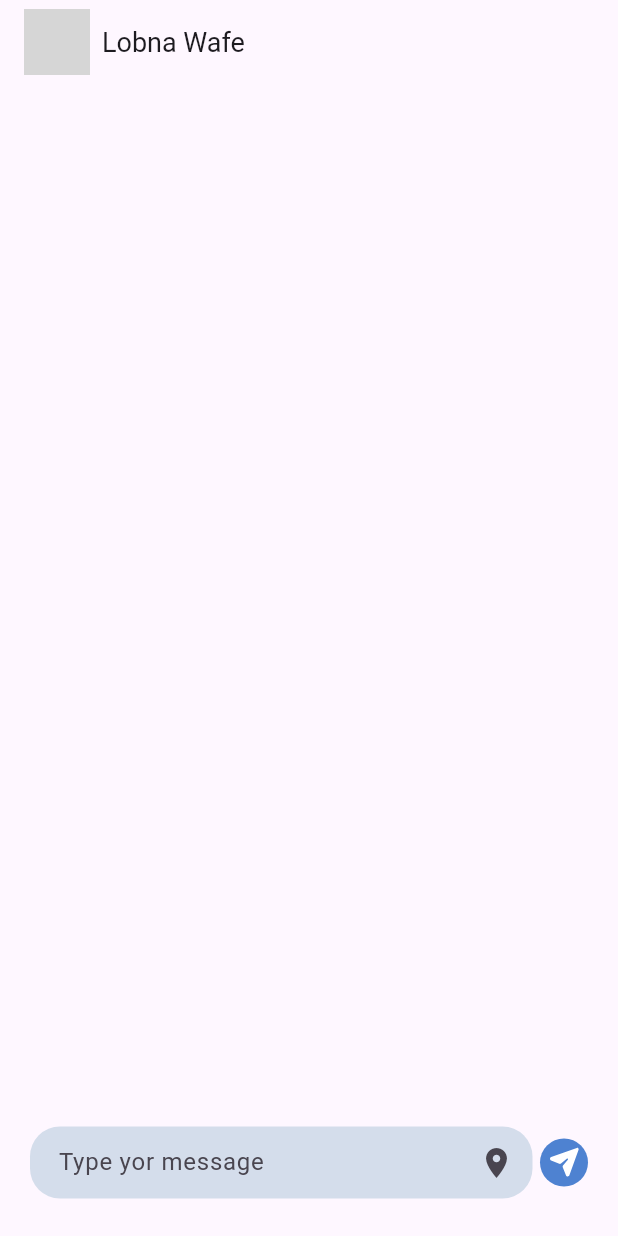
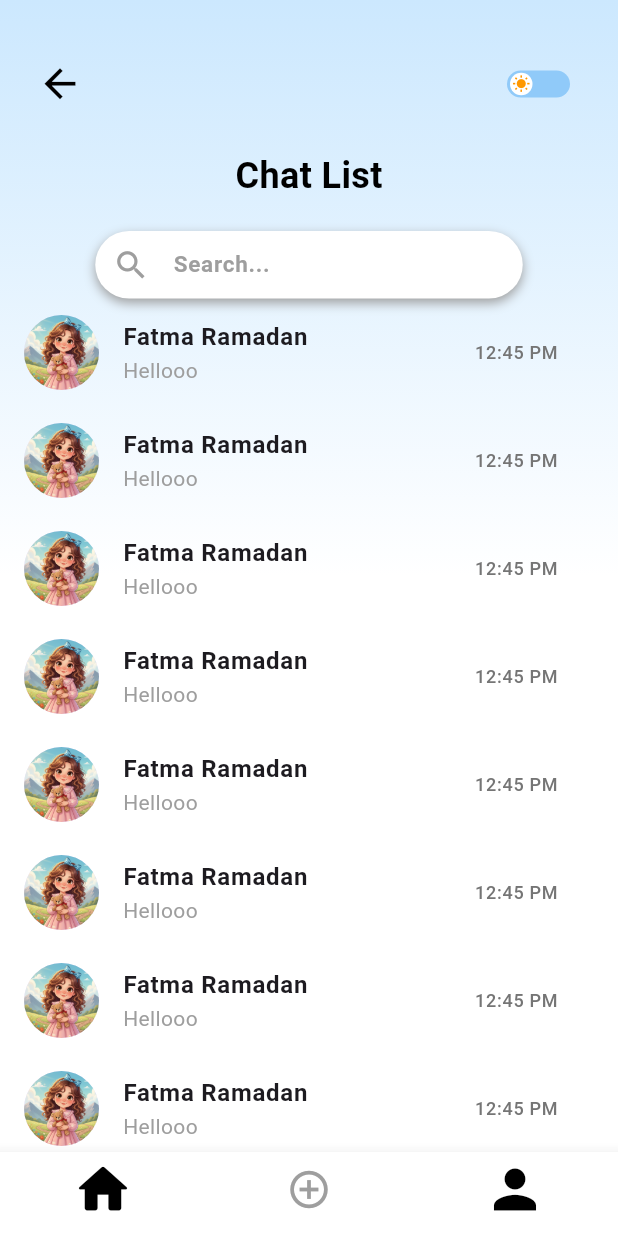
Before and after one commit to LobnaWafe/team_chat_app, a Flutter app: the screen it shows after launch, on a phone screen of 412 x 824 dp. Run offline on Flutter 3.47's test engine with Material 3 defaults, Android fonts, the phone set to English and light mode, and no system bars; our stand-ins replace bloc, cloud_firestore, firebase_core, flutter_bloc, flutter_svg, go_router and 4 more; accounts and stored records are empty; grey boxes are pictures that could not be loaded.

Commit message:
fatma branch

```diff
--- /dev/null
+++ b/lib/features/home/presentation/manager/theme_cubit/app_themes.dart
@@ -0,0 +1,32 @@
+import 'package:flutter/material.dart';
+
+class AppThemes {
+  static final lightTheme = ThemeData(
+    brightness: Brightness.light,
+    primaryColor: const Color(0xFFCCE8FE),
+    scaffoldBackgroundColor: Colors.white,
+    appBarTheme: const AppBarTheme(
+      backgroundColor: Colors.transparent,
+      elevation: 0,
+      iconTheme: IconThemeData(color: Colors.black),
+    ),
+
+    textTheme: const TextTheme(
+      bodyMedium: TextStyle(color: Colors.black),
+    ),
+  );
+
+  static final darkTheme = ThemeData(
+    brightness: Brightness.dark,
+    primaryColor: Colors.black,
+    scaffoldBackgroundColor: const Color(0xFF121212),
+    appBarTheme: const AppBarTheme(
+      backgroundColor: Colors.transparent,
+      elevation: 0,
+      iconTheme: IconThemeData(color: Colors.white),
+    ),
+    textTheme: const TextTheme(
+      bodyMedium: TextStyle(color: Colors.white),
+    ),
+  );
+}
--- /dev/null
+++ b/lib/features/home/presentation/manager/theme_cubit/theme_cubit.dart
@@ -0,0 +1,18 @@
+import 'package:bloc/bloc.dart';
+import 'package:meta/meta.dart';
+
+part 'theme_state.dart';
+
+class ThemeCubit extends Cubit<ThemeState> {
+  ThemeCubit() : super(ThemeLight());
+
+  bool get isDark => state is ThemeDark;
+
+  void toggleTheme() {
+    if (state is ThemeDark) {
+      emit(ThemeLight());
+    } else {
+      emit(ThemeDark());
+    }
+  }
+}
--- /dev/null
+++ b/lib/features/home/presentation/manager/theme_cubit/theme_state.dart
@@ -0,0 +1,9 @@
+part of 'theme_cubit.dart';
+
+@immutable
+sealed class ThemeState {}
+
+final class ThemeCubitInitial extends ThemeState {}
+class ThemeLight extends ThemeState {}
+
+class ThemeDark extends ThemeState {}
--- /dev/null
+++ b/lib/features/home/presentation/views/all_chats_view.dart
@@ -0,0 +1,11 @@
+import 'package:chats_app/features/home/presentation/views/widgets/all_chats_view_body.dart';
+import 'package:flutter/material.dart';
+
+class AllChatsView extends StatelessWidget {
+  const AllChatsView({super.key});
+
+  @override
+  Widget build(BuildContext context) {
+    return AllChatsViewBody();
+  }
+}
--- /dev/null
+++ b/lib/features/home/presentation/views/widgets/all_chats_view_body.dart
@@ -0,0 +1,56 @@
+import 'package:chats_app/features/home/presentation/views/widgets/custom_appbar.dart';
+import 'package:chats_app/features/home/presentation/views/widgets/custom_search.dart';
+import 'package:chats_app/features/home/presentation/views/widgets/friend_chat.dart';
+import 'package:flutter/material.dart';
+
+class AllChatsViewBody extends StatelessWidget {
+  const AllChatsViewBody({super.key});
+
+  @override
+  Widget build(BuildContext context) {
+    final isDark = Theme.of(context).brightness == Brightness.dark;
+
+    return Scaffold(
+      body: Container(
+        decoration: BoxDecoration(
+          gradient: LinearGradient(
+            colors: isDark
+                ? [Color(0xFFCCE8FE), Colors.black, Colors.black]
+                : const [Color(0xFFCCE8FE), Colors.white, Colors.white],
+            begin: Alignment.topCenter,
+            end: Alignment.bottomCenter,
+          ),
+        ),
+        child: Padding(
+          padding: const EdgeInsets.only(top: 32, right: 16, left: 16),
+          child: Column(
+            children: [
+              const CustomAppbar(),
+              const SizedBox(height: 20),
+              const Row(
+                children: [
+                  Spacer(),
+                  Text(
+                    "Chat List",
+                    style: TextStyle(fontSize: 24, fontWeight: FontWeight.bold),
+                  ),
+                  Spacer(),
+                ],
+              ),
+              const SizedBox(height: 20),
+              const CustomSearch(),
+              Expanded(
+                child: ListView.builder(
+                  itemCount: 10,
+                  itemBuilder: (context, index) {
+                    return const FriendChat();
+                  },
+                ),
+              ),
+            ],
+          ),
+        ),
+      ),
+    );
+  }
+}
--- /dev/null
+++ b/lib/features/home/presentation/views/widgets/custom_appbar.dart
@@ -0,0 +1,20 @@
+import 'package:chats_app/features/home/presentation/views/widgets/theme_toggle_app.dart';
+import 'package:flutter/material.dart';
+
+class CustomAppbar extends StatelessWidget {
+  const CustomAppbar({super.key});
+
+  @override
+  Widget build(BuildContext context) {
+    return Row(
+      children: [
+        IconButton(
+          onPressed: () {},
+          icon: Icon(Icons.arrow_back,size: 31,color: Colors.black,),
+        ),
+        Spacer(),
+       ThemeToggleApp(),
+      ],
+    );
+  }
+}
--- /dev/null
+++ b/lib/features/home/presentation/views/widgets/custom_search.dart
@@ -0,0 +1,47 @@
+import 'package:flutter/material.dart';
+
+class CustomSearch extends StatelessWidget {
+  const CustomSearch({super.key});
+
+  @override
+  Widget build(BuildContext context) {
+    return Container(
+      width: 285,
+      height: 45,
+      decoration: BoxDecoration(
+        color: Colors.white,
+        borderRadius: BorderRadius.circular(50),
+        boxShadow: [
+          BoxShadow(
+            color: Colors.grey,
+            offset: const Offset(0, 3),
+            blurRadius: 6,
+          ),
+        ],
+      ),
+      child: Center(
+        child: TextFormField(
+          textAlignVertical: TextAlignVertical.center,
+          style: const TextStyle(fontSize: 16,color: Colors.grey),
+          decoration: InputDecoration(
+            hintText: "Search...",
+            hintStyle: const TextStyle(
+
+              color: Colors.grey,
+              fontSize: 15,
+              fontWeight: FontWeight.bold,
+            ),
+            prefixIcon:
+                const Icon(Icons.search, color: Colors.grey, size: 25),
+            border: InputBorder.none,
+            isDense: true,
+            contentPadding: const EdgeInsets.symmetric(
+              vertical: 0,
+              horizontal: 10,
+            ),
+          ),
+        ),
+      ),
+    );
+  }
+}
--- /dev/null
+++ b/lib/features/home/presentation/views/widgets/friend_chat.dart
@@ -0,0 +1,30 @@
+import 'package:flutter/material.dart';
+
+class FriendChat extends StatelessWidget {
+  const FriendChat({super.key});
+
+  @override
+  Widget build(BuildContext context) {
+    return Row(
+      children: [
+        CircleAvatar(
+          radius: 25,
+          backgroundImage: AssetImage('assets/images/profile.png'),
+        ),
+        Expanded(
+          child: ListTile(
+            title: Text(
+              "Fatma Ramadan",
+              style: TextStyle(fontWeight: FontWeight.bold),
+            ),
+            subtitle: Text("Hellooo", style: TextStyle(color: Colors.grey)),
+            trailing: Text(
+              "12:45 PM",
+              style: TextStyle(color: Colors.grey[600], fontSize: 12),
+            ),
+          ),
+        ),
+      ],
+    );
+  }
+}
--- /dev/null
+++ b/lib/features/home/presentation/views/widgets/theme_toggle_app.dart
@@ -0,0 +1,52 @@
+import 'package:chats_app/features/home/presentation/manager/theme_cubit/theme_cubit.dart';
+import 'package:flutter/material.dart';
+import 'package:flutter_bloc/flutter_bloc.dart';
+
+class ThemeToggleApp extends StatelessWidget {
+  const ThemeToggleApp({super.key});
+
+  @override
+  Widget build(BuildContext context) {
+    final isDark = context.watch<ThemeCubit>().isDark;
+
+    return Padding(
+      padding: const EdgeInsets.only(right: 16.0),
+      child: GestureDetector(
+        onTap: () {
+          context.read<ThemeCubit>().toggleTheme();
+        },
+        child: AnimatedContainer(
+          duration: const Duration(milliseconds: 300),
+          width: 42,
+          height: 18,
+          decoration: BoxDecoration(
+            color: isDark ? Colors.black : Colors.blue[200],
+            borderRadius: BorderRadius.circular(20),
+          ),
+          child: Stack(
+            children: [
+              AnimatedPositioned(
+                duration: const Duration(milliseconds: 300),
+                left: isDark ? 25 : 2,
+                top: 1.5,
+                child: Container(
+                  width: 15,
+                  height: 15,
+                  decoration: const BoxDecoration(
+                    color: Colors.white,
+                    shape: BoxShape.circle,
+                  ),
+                  child: Icon(
+                    isDark ? Icons.dark_mode : Icons.wb_sunny,
+                    size: 12,
+                    color: isDark ? Colors.black : Colors.orange,
+                  ),
+                ),
+              ),
+            ],
+          ),
+        ),
+      ),
+    );
+  }
+}
--- a/lib/features/search_users/presentation/views/users_view.dart
+++ b/lib/features/search_users/presentation/views/users_view.dart
@@ -0,0 +1,15 @@
+import 'package:chats_app/features/search_users/presentation/views/widgets/users_view_body.dart';
+import 'package:flutter/material.dart';
+
+class UsersView extends StatelessWidget {
+  const UsersView({super.key});
+
+  @override
+  Widget build(BuildContext context) {
+    return Scaffold(
+      body: UsersViewBody(
+
+      ),
+    );
+  }
+}
--- /dev/null
+++ b/lib/features/search_users/presentation/views/widgets/users_accounts.dart
@@ -0,0 +1,27 @@
+import 'package:flutter/material.dart';
+
+class UsersAccounts extends StatelessWidget {
+  const UsersAccounts({super.key});
+
+  @override
+  Widget build(BuildContext context) {
+    return Row(
+      children: [
+        CircleAvatar(
+          radius: 25,
+          backgroundImage: AssetImage('assets/images/profile.png'),
+        ),
+        Expanded(
+          child: ListTile(
+            title: Text(
+              "Fatma Ramadan",
+              style: TextStyle(fontWeight: FontWeight.bold),
+            ),
+            subtitle: Text("fatma@gmail.com", style: TextStyle(color: Colors.grey)),
+
+          ),
+        ),
+      ],
+    );
+  }
+}
--- /dev/null
+++ b/lib/features/search_users/presentation/views/widgets/users_view_body.dart
@@ -0,0 +1,60 @@
+import 'package:chats_app/features/home/presentation/views/widgets/custom_search.dart';
+import 'package:chats_app/features/search_users/presentation/views/widgets/users_accounts.dart';
+import 'package:flutter/material.dart';
+
+class UsersViewBody extends StatelessWidget {
+  const UsersViewBody({super.key});
+
+  @override
+  Widget build(BuildContext context) {
+    final isDark = Theme.of(context).brightness == Brightness.dark;
+    return Container(
+      decoration: BoxDecoration(
+        gradient: LinearGradient(
+          colors: isDark
+              ? [Color(0xFFCCE8FE), Colors.black, Colors.black]
+              : const [Color(0xFFCCE8FE), Colors.white, Colors.white],
+          begin: Alignment.topCenter,
+          end: Alignment.bottomCenter,
+        ),
+      ),
+      child: Padding(
+        padding: const EdgeInsets.only(top: 32, left: 16, right: 16),
+        child: Column(
+          children: [
+            Row(
+              children: [
+                IconButton(
+                  onPressed: () {},
+                  icon: Icon(Icons.arrow_back, size: 31,color: Colors.black,),
+                ),
+                Spacer(),
+              ],
+            ),
+            SizedBox(height: 20),
+            const Row(
+              children: [
+                Spacer(),
+                Text(
+                  "Users In The Server",
+                  style: TextStyle(fontSize: 24, fontWeight: FontWeight.bold),
+                ),
+                Spacer(),
+              ],
+            ),
+            SizedBox(height: 20),
+            CustomSearch(),
+            Expanded(
+              child: ListView.builder(
+                itemCount: 20,
+                itemBuilder: (context, index) {
+                  return const UsersAccounts();
+                },
+              ),
+            ),
+          ],
+        ),
+      ),
+    );
+  }
+}
--- a/lib/main.dart
+++ b/lib/main.dart
@@ -1,7 +1,12 @@
 import 'package:chats_app/cach/cach_helper.dart';
+import 'package:chats_app/features/home/presentation/manager/theme_cubit/app_themes.dart';
+import 'package:chats_app/features/home/presentation/manager/theme_cubit/theme_cubit.dart';
 import 'package:chats_app/features/profile/presentation/view_models/app_language_cubit/app_language_cubit.dart';
+import 'package:chats_app/features/home/presentation/views/all_chats_view.dart';
+import 'package:chats_app/features/search_users/presentation/views/users_view.dart';
 import 'package:chats_app/firebase_options.dart';
 import 'package:chats_app/generated/l10n.dart';
+import 'package:chats_app/navigaton.dart';
 import 'package:chats_app/utils/app_router.dart';
 import 'package:firebase_core/firebase_core.dart';
 import 'package:flutter/material.dart';
@@ -11,19 +16,26 @@ import 'package:flutter_localizations/flutter_localizations.dart';
 void main() async {
   WidgetsFlutterBinding.ensureInitialized();
 
+  // تهيئة Firebase
   await Firebase.initializeApp(
     options: DefaultFirebaseOptions.currentPlatform,
   );
-  // Initialize SharedPreferences
+
+  // تهيئة الكاش
   await CacheHelper.init();
 
-  // نجيب اللغة المحفوظة في الكاش (لو موجودة)
+  // نجيب اللغة المحفوظة (لو موجودة)
   final savedLang = CacheHelper.getData(key: "appLanguage") ?? "en";
 
   runApp(
+    MultiBlocProvider(
+      providers: [
+        BlocProvider(create: (_) => ThemeCubit()),
         BlocProvider(
           create: (_) => AppLanguageCubit()
-        ..emit(AppLanguage(language: savedLang)), // نبدأ بالـ language المحفوظة
+            ..emit(AppLanguage(language: savedLang)),
+        ),
+      ],
       child: const ChatsApp(),
     ),
   );
@@ -35,14 +47,18 @@ class ChatsApp extends StatelessWidget {
   @override
   Widget build(BuildContext context) {
     return BlocBuilder<AppLanguageCubit, AppLanguageState>(
-      builder: (context, state) {
-        // نحدد اللغة الحالية
-        String currentLang = "en"; // الافتراضي
-        if (state is AppLanguage) currentLang = state.language;
+      builder: (context, langState) {
+        String currentLang = "en";
+        if (langState is AppLanguage) currentLang = langState.language;
+
+        return BlocBuilder<ThemeCubit, ThemeState>(
+          builder: (context, themeState) {
+            final isDark = themeState is ThemeDark;
 
             return MaterialApp.router(
               debugShowCheckedModeBanner: false,
               locale: Locale(currentLang),
+              theme: isDark ? AppThemes.darkTheme : AppThemes.lightTheme,
               routerConfig: AppRouter.router,
               localizationsDelegates: const [
                 S.delegate,
@@ -54,5 +70,7 @@ class ChatsApp extends StatelessWidget {
             );
           },
         );
+      },
+    );
   }
 }
--- /dev/null
+++ b/lib/navigaton.dart
@@ -0,0 +1,94 @@
+import 'package:chats_app/features/home/presentation/views/all_chats_view.dart';
+import 'package:chats_app/features/profile/presentation/view/profile_view.dart';
+import 'package:chats_app/features/search_users/presentation/views/users_view.dart';
+import 'package:flutter/material.dart';
+
+class NormalBottom extends StatefulWidget {
+  @override
+  _NormalBottomState createState() => _NormalBottomState();
+}
+
+class _NormalBottomState extends State<NormalBottom> {
+  int _currentIndex = 0;
+
+  final List<Widget> _options = <Widget>[
+    const AllChatsView(),
+    const UsersView(),
+    const ProfileView()
+
+  ];
+
+  @override
+  Widget build(BuildContext context) {
+    return Scaffold(
+      body: _options[_currentIndex],
+      bottomNavigationBar: BottomNavigationBar(
+        backgroundColor: Colors.white,
+        currentIndex: _currentIndex,
+        type: BottomNavigationBarType.fixed,
+        elevation: 8,
+        selectedFontSize: 0, // نخفي اللابل تماماً
+        unselectedFontSize: 0,
+        onTap: changeIndex,
+        items: [
+          BottomNavigationBarItem(
+            icon: Padding(
+              padding: const EdgeInsets.only(bottom: 6), // نزل الأيقونة شوية
+              child: AnimatedScale(
+                scale: _currentIndex == 0 ? 1.5 : 1, // تكبير أساسي + أكبر عند التفعيل
+                duration: const Duration(milliseconds: 200),
+                curve: Curves.easeInOut,
+                child: Icon(
+                  _currentIndex == 0 ? Icons.home_rounded : Icons.home_outlined,
+                  size: 28, // حجم الأيقونة الأساسي
+                  color: _currentIndex == 0 ? Colors.black : Colors.grey,
+                ),
+              ),
+            ),
+            label: '',
+          ),
+          BottomNavigationBarItem(
+            icon: Padding(
+              padding: const EdgeInsets.only(bottom: 6),
+              child: AnimatedScale(
+                scale: _currentIndex == 1 ? 1.5 : 1,
+                duration: const Duration(milliseconds: 200),
+                curve: Curves.easeInOut,
+                child: Icon(
+                  _currentIndex == 1
+                      ? Icons.add_circle
+                      : Icons.add_circle_outline,
+                  size: 30,
+                  color: _currentIndex == 1 ? Colors.black : Colors.grey,
+                ),
+              ),
+            ),
+            label: '',
+          ),
+          BottomNavigationBarItem(
+            icon: Padding(
+              padding: const EdgeInsets.only(bottom: 6), // نزل الأيقونة شوية
+              child: AnimatedScale(
+                scale: _currentIndex == 0 ? 1.5 : 1, // تكبير أساسي + أكبر عند التفعيل
+                duration: const Duration(milliseconds: 200),
+                curve: Curves.easeInOut,
+                child: Icon(
+                  _currentIndex == 0 ? Icons.person : Icons.person_2_outlined,
+                  size: 28, // حجم الأيقونة الأساسي
+                  color: _currentIndex == 0 ? Colors.black : Colors.grey,
+                ),
+              ),
+            ),
+            label: '',
+          ),
+        ],
+      ),
+    );
+  }
+
+  void changeIndex(int value) {
+    setState(() {
+      _currentIndex = value;
+    });
+  }
+}
--- a/lib/utils/app_router.dart
+++ b/lib/utils/app_router.dart
@@ -2,6 +2,7 @@ import 'package:chats_app/features/authentication/presentation/views/sign_up_vie
 import 'package:chats_app/features/chat/presentation/views/chat_view.dart';
 import 'package:chats_app/features/chat/presentation/views/map_view.dart';
 import 'package:chats_app/features/profile/presentation/view/profile_view.dart';
+import 'package:chats_app/navigaton.dart';
 import 'package:go_router/go_router.dart';
 
 abstract class AppRouter {
@@ -9,13 +10,15 @@ abstract class AppRouter {
   static final String kChat = "/chat_view";
   static final String kProfile = "/profile_view";
   static final String kMap = "/map_view";
+  static final String knormalNavigation='/';
 
   static final router = GoRouter(routes: [
 
-   GoRoute(path: "/",builder: (context,state)=>ChatView()),
+   GoRoute(path: kChat,builder: (context,state)=>ChatView()),
    // GoRoute(path: '/',builder: (context,state)=>SignInView()),
-    GoRoute(path: '/',builder: (context,state)=>ProfileView()),
+    GoRoute(path: kProfile,builder: (context,state)=>ProfileView()),
     GoRoute(path: kSignUp,builder: (context,state)=>SignUpView()),
+    GoRoute(path: knormalNavigation,builder: (context,state)=>NormalBottom()),
     GoRoute(path: kMap,builder: (context,state){
     final data = state.extra as Map<String, dynamic>;
     return MapView(
--- a/pubspec.yaml
+++ b/pubspec.yaml
@@ -78,6 +78,7 @@ flutter:
   # To add assets to your application, add an assets section, like this:
   assets:
     - assets/image/
+    - assets/images/profile.png
   # An image asset can refer to one or more resolution-specific "variants", see
   # https://flutter.dev/to/resolution-aware-images
   # For details regarding adding assets from package dependencies, see
```
Also changed, not shown: assets/images/profile.png (added), pubspec.lock, 1 other file. Lines whose indentation alone changed are shown as unchanged.
